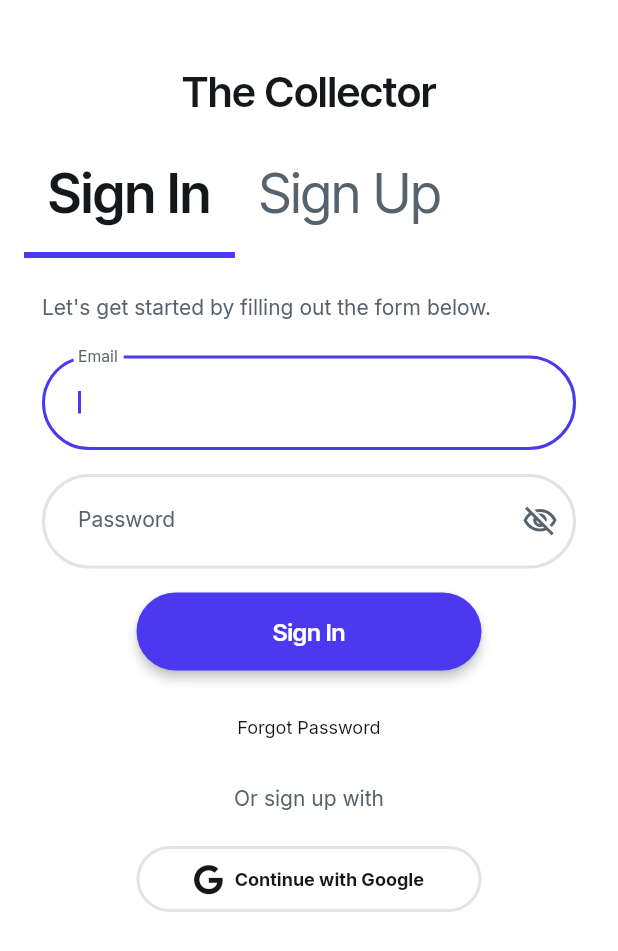
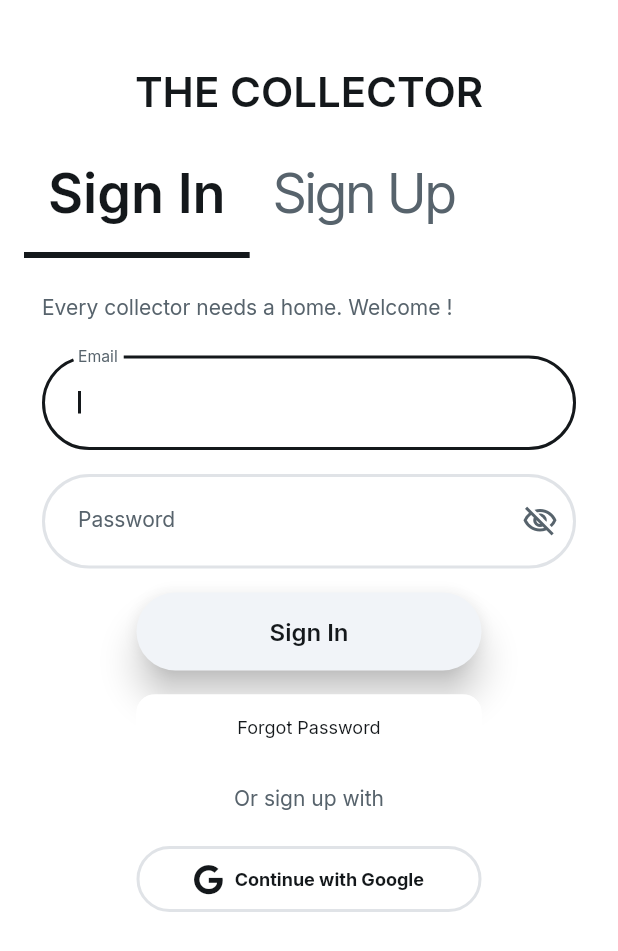
Before and after one commit to Gabriel-Baroni/The_Collector, a Flutter app: the screen it shows after launch, on a phone screen of 412 x 824 dp. Shown: the top 951 px of the screen. Run offline on Flutter 3.47's test engine with Material 3 defaults, Android fonts, the phone set to English and light mode, and no system bars; drawn by our look-alikes of auto_size_text, flutter_animate; our stand-ins replace cached_network_image, firebase_auth, firebase_core, font_awesome_flutter, from_css_color, go_router and 7 more; missing offline and left inert: json_path; accounts and stored records are empty.

Commit message:
Updating to latest FlutterFlow output.

```diff
--- a/lib/backend/firebase/firebase_config.dart
+++ b/lib/backend/firebase/firebase_config.dart
@@ -5,7 +5,7 @@ Future initFirebase() async {
   if (kIsWeb) {
     await Firebase.initializeApp(
         options: FirebaseOptions(
-            apiKey: env['apiKey_firebase'],
+            apiKey: "AIzaSyDlIKUNOpyU8lGylYmjJtFa_x5--AV0tNY",
             authDomain: "the-collector-60b6e.firebaseapp.com",
             projectId: "the-collector-60b6e",
             storageBucket: "the-collector-60b6e.firebasestorage.app",
--- a/lib/main.dart
+++ b/lib/main.dart
@@ -76,6 +76,7 @@ class _MyAppState extends State<MyApp> {
   @override
   Widget build(BuildContext context) {
     return MaterialApp.router(
+      debugShowCheckedModeBanner: false,
       title: 'The Collector',
       localizationsDelegates: [
         GlobalMaterialLocalizations.delegate,
--- a/lib/pages/sign_up_in/sign_up_in_widget.dart
+++ b/lib/pages/sign_up_in/sign_up_in_widget.dart
@@ -138,7 +138,7 @@ class _SignUpInWidgetState extends State<SignUpInWidget>
                   width: 100.0,
                   height: double.infinity,
                   decoration: BoxDecoration(
-                    color: FlutterFlowTheme.of(context).secondaryBackground,
+                    color: Color(0x0014181B),
                   ),
                   alignment: AlignmentDirectional(0.0, -1.0),
                   child: SingleChildScrollView(
@@ -175,11 +175,11 @@ class _SignUpInWidgetState extends State<SignUpInWidget>
                                   Align(
                                     alignment: AlignmentDirectional(0.0, -1.0),
                                     child: Text(
-                                      'The Collector',
+                                      'THE COLLECTOR',
                                       style: FlutterFlowTheme.of(context)
                                           .headlineMedium
                                           .override(
-                                            fontFamily: 'Inter Tight',
+                                            fontFamily: 'Inter',
                                             letterSpacing: 0.0,
                                           ),
                                     ),
@@ -217,7 +217,7 @@ class _SignUpInWidgetState extends State<SignUpInWidget>
                                     labelStyle: FlutterFlowTheme.of(context)
                                         .displaySmall
                                         .override(
-                                          fontFamily: 'Inter Tight',
+                                          fontFamily: 'Inter',
                                           letterSpacing: 0.0,
                                         ),
                                     unselectedLabelStyle:
@@ -228,8 +228,8 @@ class _SignUpInWidgetState extends State<SignUpInWidget>
                                               letterSpacing: 0.0,
                                               fontWeight: FontWeight.normal,
                                             ),
-                                    indicatorColor:
-                                        FlutterFlowTheme.of(context).primary,
+                                    indicatorColor: FlutterFlowTheme.of(context)
+                                        .primaryText,
                                     indicatorWeight: 4.0,
                                     padding: EdgeInsetsDirectional.fromSTEB(
                                         0.0, 12.0, 16.0, 12.0),
@@ -268,7 +268,7 @@ class _SignUpInWidgetState extends State<SignUpInWidget>
                                                     .fromSTEB(
                                                         0.0, 12.0, 0.0, 24.0),
                                                 child: Text(
-                                                  'Let\'s get started by filling out the form below.',
+                                                  'Every collector needs a home. Welcome !',
                                                   style: FlutterFlowTheme.of(
                                                           context)
                                                       .labelMedium
@@ -303,6 +303,9 @@ class _SignUpInWidgetState extends State<SignUpInWidget>
                                                               .override(
                                                                 fontFamily:
                                                                     'Inter',
+                                                                color: FlutterFlowTheme.of(
+                                                                        context)
+                                                                    .secondaryText,
                                                                 letterSpacing:
                                                                     0.0,
                                                               ),
@@ -323,7 +326,7 @@ class _SignUpInWidgetState extends State<SignUpInWidget>
                                                         borderSide: BorderSide(
                                                           color: FlutterFlowTheme
                                                                   .of(context)
-                                                              .primary,
+                                                              .primaryText,
                                                           width: 2.0,
                                                         ),
                                                         borderRadius:
@@ -373,7 +376,7 @@ class _SignUpInWidgetState extends State<SignUpInWidget>
                                                     cursorColor:
                                                         FlutterFlowTheme.of(
                                                                 context)
-                                                            .primary,
+                                                            .primaryText,
                                                     validator: _model
                                                         .emailAddressTextControllerValidator
                                                         .asValidator(context),
@@ -426,7 +429,7 @@ class _SignUpInWidgetState extends State<SignUpInWidget>
                                                         borderSide: BorderSide(
                                                           color: FlutterFlowTheme
                                                                   .of(context)
-                                                              .primary,
+                                                              .primaryText,
                                                           width: 2.0,
                                                         ),
                                                         borderRadius:
@@ -497,7 +500,7 @@ class _SignUpInWidgetState extends State<SignUpInWidget>
                                                     cursorColor:
                                                         FlutterFlowTheme.of(
                                                                 context)
-                                                            .primary,
+                                                            .primaryText,
                                                     validator: _model
                                                         .passwordTextControllerValidator
                                                         .asValidator(context),
@@ -554,23 +557,23 @@ class _SignUpInWidgetState extends State<SignUpInWidget>
                                                                   0.0,
                                                                   0.0,
                                                                   0.0),
-                                                      color:
-                                                          FlutterFlowTheme.of(
-                                                                  context)
-                                                              .primary,
+                                                      color: FlutterFlowTheme
+                                                              .of(context)
+                                                          .primaryBackground,
                                                       textStyle:
                                                           FlutterFlowTheme.of(
                                                                   context)
                                                               .titleSmall
                                                               .override(
                                                                 fontFamily:
-                                                                    'Inter Tight',
-                                                                color: Colors
-                                                                    .white,
+                                                                    'Inter',
+                                                                color: FlutterFlowTheme.of(
+                                                                        context)
+                                                                    .primaryText,
                                                                 letterSpacing:
                                                                     0.0,
                                                               ),
-                                                      elevation: 3.0,
+                                                      elevation: 10.0,
                                                       borderSide: BorderSide(
                                                         color:
                                                             Colors.transparent,
@@ -905,7 +908,7 @@ class _SignUpInWidgetState extends State<SignUpInWidget>
                                                     .fromSTEB(
                                                         0.0, 12.0, 0.0, 24.0),
                                                 child: Text(
-                                                  'Let\'s get started by filling out the form below.',
+                                                  'Every collector needs a home. Welcome !',
                                                   style: FlutterFlowTheme.of(
                                                           context)
                                                       .labelMedium
@@ -960,7 +963,7 @@ class _SignUpInWidgetState extends State<SignUpInWidget>
                                                         borderSide: BorderSide(
                                                           color: FlutterFlowTheme
                                                                   .of(context)
-                                                              .primary,
+                                                              .primaryText,
                                                           width: 2.0,
                                                         ),
                                                         borderRadius:
@@ -1010,7 +1013,7 @@ class _SignUpInWidgetState extends State<SignUpInWidget>
                                                     cursorColor:
                                                         FlutterFlowTheme.of(
                                                                 context)
-                                                            .primary,
+                                                            .primaryText,
                                                     validator: _model
                                                         .emailAddressCreateTextControllerValidator
                                                         .asValidator(context),
@@ -1063,7 +1066,7 @@ class _SignUpInWidgetState extends State<SignUpInWidget>
                                                         borderSide: BorderSide(
                                                           color: FlutterFlowTheme
                                                                   .of(context)
-                                                              .primary,
+                                                              .primaryText,
                                                           width: 2.0,
                                                         ),
                                                         borderRadius:
@@ -1134,7 +1137,7 @@ class _SignUpInWidgetState extends State<SignUpInWidget>
                                                     cursorColor:
                                                         FlutterFlowTheme.of(
                                                                 context)
-                                                            .primary,
+                                                            .primaryText,
                                                     validator: _model
                                                         .passwordCreateTextControllerValidator
                                                         .asValidator(context),
@@ -1188,7 +1191,7 @@ class _SignUpInWidgetState extends State<SignUpInWidget>
                                                         borderSide: BorderSide(
                                                           color: FlutterFlowTheme
                                                                   .of(context)
-                                                              .primary,
+                                                              .primaryText,
                                                           width: 2.0,
                                                         ),
                                                         borderRadius:
@@ -1260,7 +1263,7 @@ class _SignUpInWidgetState extends State<SignUpInWidget>
                                                     cursorColor:
                                                         FlutterFlowTheme.of(
                                                                 context)
-                                                            .primary,
+                                                            .primaryText,
                                                     validator: _model
                                                         .passwordConfirmTextControllerValidator
                                                         .asValidator(context),
@@ -1333,10 +1336,9 @@ class _SignUpInWidgetState extends State<SignUpInWidget>
                                                                   0.0,
                                                                   0.0,
                                                                   0.0),
-                                                      color:
-                                                          FlutterFlowTheme.of(
-                                                                  context)
-                                                              .primary,
+                                                      color: FlutterFlowTheme
+                                                              .of(context)
+                                                          .primaryBackground,
                                                       textStyle:
                                                           FlutterFlowTheme.of(
                                                                   context)
@@ -1344,12 +1346,13 @@ class _SignUpInWidgetState extends State<SignUpInWidget>
                                                               .override(
                                                                 fontFamily:
                                                                     'Inter Tight',
-                                                                color: Colors
-                                                                    .white,
+                                                                color: FlutterFlowTheme.of(
+                                                                        context)
+                                                                    .primaryText,
                                                                 letterSpacing:
                                                                     0.0,
                                                               ),
-                                                      elevation: 3.0,
+                                                      elevation: 10.0,
                                                       borderSide: BorderSide(
                                                         color:
                                                             Colors.transparent,
@@ -1499,7 +1502,7 @@ class _SignUpInWidgetState extends State<SignUpInWidget>
                                                                     BorderSide(
                                                                   color: FlutterFlowTheme.of(
                                                                           context)
-                                                                      .primaryBackground,
+                                                                      .secondaryText,
                                                                   width: 2.0,
                                                                 ),
                                                                 borderRadius:
@@ -1586,7 +1589,7 @@ class _SignUpInWidgetState extends State<SignUpInWidget>
                                                                       borderSide:
                                                                           BorderSide(
                                                                         color: FlutterFlowTheme.of(context)
-                                                                            .primaryBackground,
+                                                                            .secondaryText,
                                                                         width:
                                                                             2.0,
                                                                       ),
```
Also changed, not shown: 5 other files.
